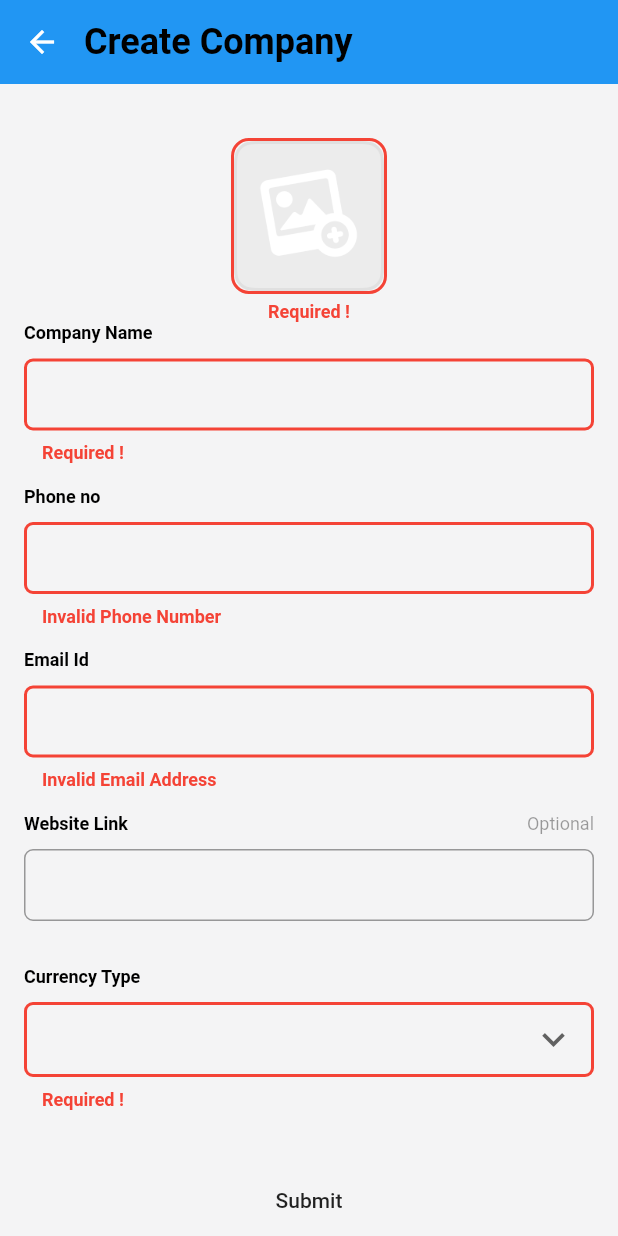
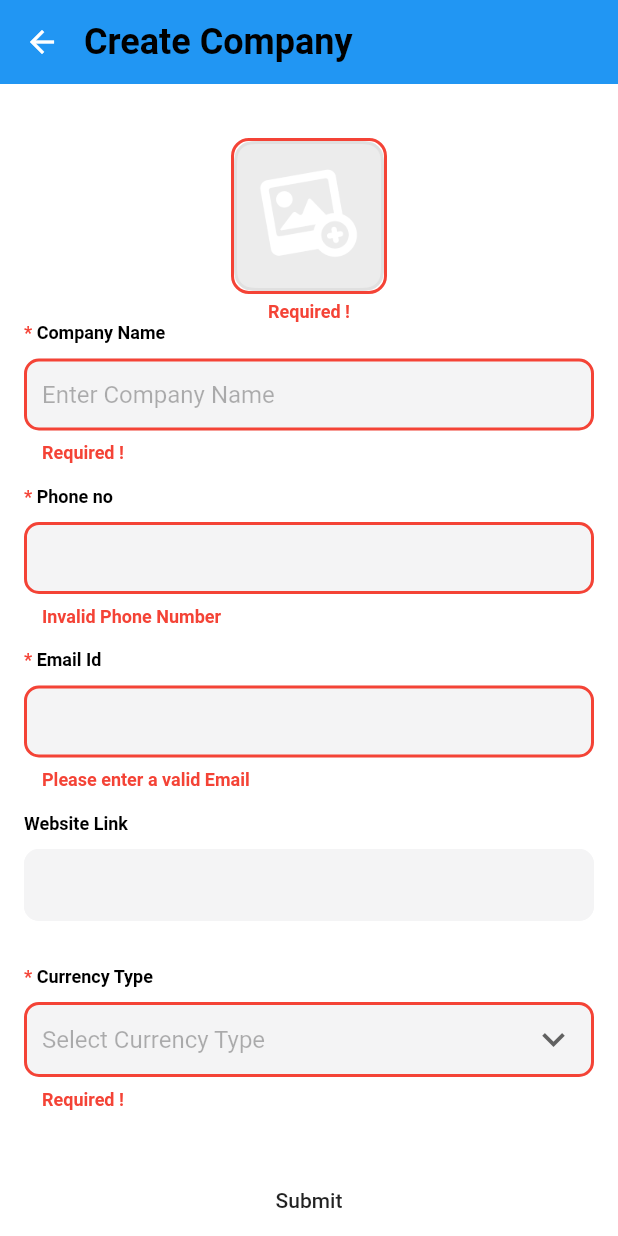
Before and after one commit to santhoshvgts/vgts_plugin, a Flutter app: the screen it shows after launch, after a tap on "Submit", on a phone screen of 412 x 824 dp. Run offline on Flutter 3.47's test engine with Material 2 defaults, Android fonts, the phone set to English and light mode, and no system bars; our stand-ins replace flutter_image_compress, get_it, image_picker, stacked.

Commit message:
Form Field Style Changes

```diff
--- a/example/lib/add_company_basicinfo.dart
+++ b/example/lib/add_company_basicinfo.dart
@@ -26,6 +26,8 @@ class CompanyBasicInfoPage extends ViewModelBuilderWidget<CreateCompanyViewModel
       ),
       body: VGTSForm(
         key: viewModel.basicInfoFormKey,
+        child: Container(
+          color: AppColor.white,
           child: Column(
             children: [
               Flexible(
@@ -45,6 +47,7 @@ class CompanyBasicInfoPage extends ViewModelBuilderWidget<CreateCompanyViewModel
                         EditTextField(
                           "Company Name",
                           viewModel.companyNameController,
+                          placeholder: "Enter Company Name",
                           //  margin: EdgeInsets.only(top: 15.0),
                           onChanged: (value) {},
                           onSubmitted: (val) {
@@ -86,7 +89,7 @@ class CompanyBasicInfoPage extends ViewModelBuilderWidget<CreateCompanyViewModel
                         DropdownField<Currency>.withAdd(
                           "Currency Type",
                           viewModel.currencyController,
-                        placeholder: "",
+                          placeholder: "Select Currency Type",
                           margin: EdgeInsets.only(top: 15),
                           onChange: (value) {
 
@@ -112,6 +115,7 @@ class CompanyBasicInfoPage extends ViewModelBuilderWidget<CreateCompanyViewModel
             ],
           ),
         ),
+      ),
     );
   }
 
--- a/example/lib/res/styles.dart
+++ b/example/lib/res/styles.dart
@@ -76,7 +76,11 @@ class AppStyle {
       optionalStyle: AppTextStyle.captionRegular,
       fillColor: AppColor.secondaryBackground,
       focusColor: AppColor.primary,
-      type: FormInputDecorationType.Box
+      errorColor: Colors.red,
+      type: FormInputDecorationType.Box,
+      formInputLabelUIType: FormInputLabelUIType.Style1,
+      borderColor: AppColor.secondaryBackground,
+      borderRadius: BorderRadius.circular(10)
   );
 }
 
--- a/lib/form/config/form_field_config.dart
+++ b/lib/form/config/form_field_config.dart
@@ -2,6 +2,7 @@ import 'package:flutter/material.dart';
 
 
 enum FormInputDecorationType { Box, Line }
+enum FormInputLabelUIType { Default, Style1 }
 
 class FormFieldConfig {
 
@@ -11,7 +12,11 @@ class FormFieldConfig {
   TextStyle errorStyle;
   Color focusColor;
   Color fillColor;
+  Color borderColor;
+  Color errorColor;
+  BorderRadius borderRadius;
   FormInputDecorationType type;
+  FormInputLabelUIType formInputLabelUIType;
 
   FormFieldConfig({
       required this.textStyle,
@@ -20,7 +25,11 @@ class FormFieldConfig {
       required this.optionalStyle,
       required this.fillColor,
       required this.focusColor,
-      required this.type
+      required this.type,
+      this.borderColor = Colors.black12,
+      this.errorColor = Colors.red,
+      this.borderRadius = const BorderRadius.all(Radius.circular(10)),
+      this.formInputLabelUIType = FormInputLabelUIType.Default
   });
 
 }
--- a/lib/form/dropdown_field.dart
+++ b/lib/form/dropdown_field.dart
@@ -76,7 +76,7 @@ class _DropdownFieldState<T extends BaseObject> extends State<DropdownField<T>>
         crossAxisAlignment: CrossAxisAlignment.start,
         children: [
 
-          Text(widget.title, textScaleFactor: 1, style: _config.labelStyle),
+          LabelUI(label: widget.title, required: widget.controller.required),
 
           Padding(padding: EdgeInsets.only(top: 10),),
 
@@ -86,7 +86,7 @@ class _DropdownFieldState<T extends BaseObject> extends State<DropdownField<T>>
             icon: const Icon(Icons.keyboard_arrow_down),
             iconSize: 30,
             elevation: 16,
-            hint: Text(widget.placeholder, textScaleFactor: 1,),
+            hint: Text(widget.placeholder, textScaleFactor: 1, style: getIt<FormFieldConfig>().textStyle.copyWith(color: getIt<FormFieldConfig>().textStyle.color!.withOpacity(0.3)),),
             style: _config.textStyle,
             isExpanded: true,
             focusNode: widget.controller.focusNode,
--- a/lib/form/edit_text_field.dart
+++ b/lib/form/edit_text_field.dart
@@ -17,6 +17,7 @@ class EditTextField extends StatefulWidget {
 
   TextInputAction textInputAction;
 
+  String? placeholder;
   Widget? prefixIcon;
   Widget? suffixIcon;
 
@@ -39,6 +40,7 @@ class EditTextField extends StatefulWidget {
         this.autoFocus = false,
         this.enabled = true,
         this.prefixText,
+        this.placeholder,
         this.prefixIcon,
         this.textAlign = TextAlign.left,
         this.textStyle,
@@ -55,6 +57,7 @@ class EditTextField extends StatefulWidget {
           this.enabled = true,
           this.autoFocus = false,
           this.prefixText,
+          this.placeholder,
           this.prefixIcon,
           this.textAlign = TextAlign.left,
           this.textInputAction = TextInputAction.next,
@@ -68,6 +71,8 @@ class EditTextField extends StatefulWidget {
 
 class _EditTextFieldState extends State<EditTextField> {
 
+  FormFieldConfig _config = getIt<FormFieldConfig>();
+
   bool isVisible = false;
 
   @override
@@ -79,25 +84,9 @@ class _EditTextFieldState extends State<EditTextField> {
           crossAxisAlignment: CrossAxisAlignment.start,
           children: <Widget>[
 
-          Row(
-            children: [
-              Expanded(
-                child: Text(
-                  widget.label,
-                  textScaleFactor: 1,
-                  style: getIt<FormFieldConfig>().labelStyle,
-                ),
-              ),
-
-              //Todo need to add optional indication
-              if (!widget.controller.required)
-                Text(
-                  "Optional",
-                  textScaleFactor: 1,
-                  style: TextStyle(color: Colors.black38, fontSize: 12,),
-                ),
-
-            ],
+            LabelUI(
+                label: widget.label,
+                required: widget.controller.required,
             ),
 
             Padding(
@@ -114,7 +103,7 @@ class _EditTextFieldState extends State<EditTextField> {
                 style: widget.textStyle,
                 focusNode: widget.controller.focusNode,
                 autofocus: widget.autoFocus,
-            onChanged: (value){
+                onChanged: (value) {
                   if (widget.onChanged != null) {
                     widget.onChanged!(value);
                   }
@@ -140,7 +129,8 @@ class _EditTextFieldState extends State<EditTextField> {
                 decoration: inputDecoration,
                 keyboardType: widget.controller.textInputType,
                 textCapitalization: widget.controller.textCapitalization
-          )
+            ),
+
           ]
       ),
     );
@@ -157,9 +147,7 @@ class _EditTextFieldState extends State<EditTextField> {
   }
 
   InputDecoration get inputDecoration {
-    FormInputDecorationType type = FormInputDecorationType.Box;
-
-    switch(type) {
+    switch(_config.type) {
       case FormInputDecorationType.Box:
         return BoxFieldInputDecoration(
           focusNode: widget.controller.focusNode,
@@ -167,6 +155,7 @@ class _EditTextFieldState extends State<EditTextField> {
           prefixIcon: widget.prefixIcon == null ? null : widget.prefixIcon,
           suffixIcon: widget.isPasswordField ? _buildPasswordEyeIcon() : widget.suffixIcon != null ? widget.suffixIcon : null,
           counterText: widget.counterText != null ? widget.counterText : "",
+          placeholder: widget.placeholder
         );
 
       case FormInputDecorationType.Box:
@@ -177,13 +166,70 @@ class _EditTextFieldState extends State<EditTextField> {
           prefixIcon: widget.prefixIcon == null ? null : widget.prefixIcon,
           suffixIcon: widget.isPasswordField ? _buildPasswordEyeIcon() : widget.suffixIcon != null ? widget.suffixIcon : null,
           counterText: widget.counterText != null ? widget.counterText : "",
+          placeholder: widget.placeholder
         );
     }
   }
 
 }
 
-class AlwaysDisabledFocusNode extends FocusNode {
+class LabelUI extends StatelessWidget {
+
+  String label;
+  bool required;
+
+  FormFieldConfig _config = getIt<FormFieldConfig>();
+
+  LabelUI({ required this.label, required this.required });
+
   @override
-  bool get hasFocus => false;
+  Widget build(BuildContext context) {
+
+    switch(_config.formInputLabelUIType) {
+
+      case FormInputLabelUIType.Style1:
+        return Row(
+          children: [
+
+            if (required)
+              Text("* ",
+                textScaleFactor: 1,
+                style: getIt<FormFieldConfig>().labelStyle.copyWith(color: getIt<FormFieldConfig>().errorColor),
+              ),
+
+            Expanded(
+              child: Text(
+                label,
+                textScaleFactor: 1,
+                style: getIt<FormFieldConfig>().labelStyle,
+              ),
+            ),
+
+          ],
+        );
+
+      case FormInputLabelUIType.Default:
+      default:
+        return Row(
+          children: [
+            Expanded(
+              child: Text(
+                label,
+                textScaleFactor: 1,
+                style: getIt<FormFieldConfig>().labelStyle,
+              ),
+            ),
+
+            if (!required)
+              Text(
+                "Optional",
+                textScaleFactor: 1,
+                style: TextStyle(color: Colors.black38, fontSize: 12,),
+              ),
+
+          ],
+        );
     }
+  }
+
+}
--- a/lib/form/field_input_decoration.dart
+++ b/lib/form/field_input_decoration.dart
@@ -6,7 +6,7 @@ import 'package:vgts_plugin/vgts_plugin.dart';
 
 class BoxFieldInputDecoration extends InputDecoration {
 
-  BoxFieldInputDecoration({ FocusNode? focusNode, Widget? prefix, Widget? prefixIcon, Widget? suffixIcon, String? counterText}) : super(
+  BoxFieldInputDecoration({ FocusNode? focusNode, Widget? prefix, Widget? prefixIcon, Widget? suffixIcon, String? counterText, String? placeholder}) : super(
     // labelStyle: focusNode == null
     //     ? new TextStyle(color: Colors.black54)
     //     : (focusNode.hasFocus
@@ -22,8 +22,12 @@ class BoxFieldInputDecoration extends InputDecoration {
     disabledBorder: _outlineInputBorder,
     focusedBorder: _focusedInputBorder,
     errorBorder: _errorInputBorder,
-    errorStyle: getIt<FormFieldConfig>().errorStyle.copyWith(color: Colors.red),
+    errorStyle: getIt<FormFieldConfig>().errorStyle.copyWith(color: getIt<FormFieldConfig>().errorColor),
     prefix: prefix,
+
+    hintText: placeholder,
+    hintStyle: getIt<FormFieldConfig>().textStyle.copyWith(color: getIt<FormFieldConfig>().textStyle.color!.withOpacity(0.3)),
+
     prefixIcon: prefixIcon,
     suffixIconConstraints: BoxConstraints(minWidth: 15, maxHeight: 20),
     suffixIcon: suffixIcon,
@@ -32,16 +36,16 @@ class BoxFieldInputDecoration extends InputDecoration {
 }
 
 InputBorder _outlineInputBorder = OutlineInputBorder(
-  borderRadius: BorderRadius.circular(6),
-  borderSide: BorderSide(color: Colors.black38),
+  borderRadius: getIt<FormFieldConfig>().borderRadius,
+  borderSide: BorderSide(color: getIt<FormFieldConfig>().borderColor),
 );
 
 InputBorder _focusedInputBorder = OutlineInputBorder(
-  borderRadius: BorderRadius.circular(6),
+  borderRadius: getIt<FormFieldConfig>().borderRadius,
   borderSide: BorderSide(color: getIt<FormFieldConfig>().focusColor, width: 2),
 );
 
 InputBorder _errorInputBorder = OutlineInputBorder(
-  borderRadius: BorderRadius.circular(6),
-  borderSide: BorderSide(color: Colors.red, width: 2),
+  borderRadius: getIt<FormFieldConfig>().borderRadius,
+  borderSide: BorderSide(color: getIt<FormFieldConfig>().errorColor, width: 2),
 );
--- a/lib/form/image_field.dart
+++ b/lib/form/image_field.dart
@@ -61,7 +61,7 @@ class _ImageFieldState extends State<ImageField> {
                 child: Container(
                   decoration: BoxDecoration(
                     borderRadius: BorderRadius.circular(12),
-                    border: Border.all(color: state.hasError ? Colors.red : _config.fillColor, width: 2)
+                    border: Border.all(color: state.hasError ? getIt<FormFieldConfig>().errorColor : _config.fillColor, width: 2)
                   ),
                   height: 104,
                   width: 104,
@@ -75,7 +75,7 @@ class _ImageFieldState extends State<ImageField> {
               if (state.hasError)
                 Padding(
                   padding: EdgeInsets.only(top: 5),
-                  child: Text(state.errorText!, textScaleFactor: 1, style: _config.errorStyle.copyWith(color: Colors.red),)
+                  child: Text(state.errorText!, textScaleFactor: 1, style: _config.errorStyle.copyWith(color: getIt<FormFieldConfig>().errorColor),)
                 )
             ],
           );
--- a/lib/form/utils/input_validator.dart
+++ b/lib/form/utils/input_validator.dart
@@ -35,7 +35,7 @@ class InputValidator {
 
   static String? emailValidator(String? value) {
     if (!RegExp(r"^[a-zA-Z0-9.!#$%&'*+/=?^_`{|}~-]+@[a-zA-Z0-9](?:[a-zA-Z0-9-]{0,253}[a-zA-Z0-9])?(?:\.[a-zA-Z0-9](?:[a-zA-Z0-9-]{0,253}[a-zA-Z0-9])?)*$").hasMatch(value!)) {
-      return "Invalid Email Address";
+      return "Please enter a valid Email";
     }
 
     return null;
```
Lines whose indentation alone changed are shown as unchanged.
